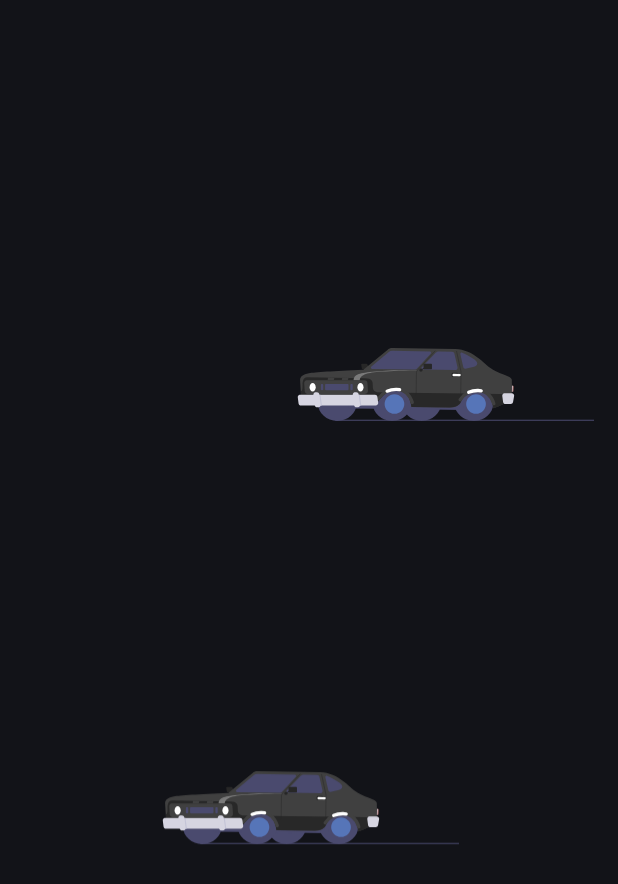
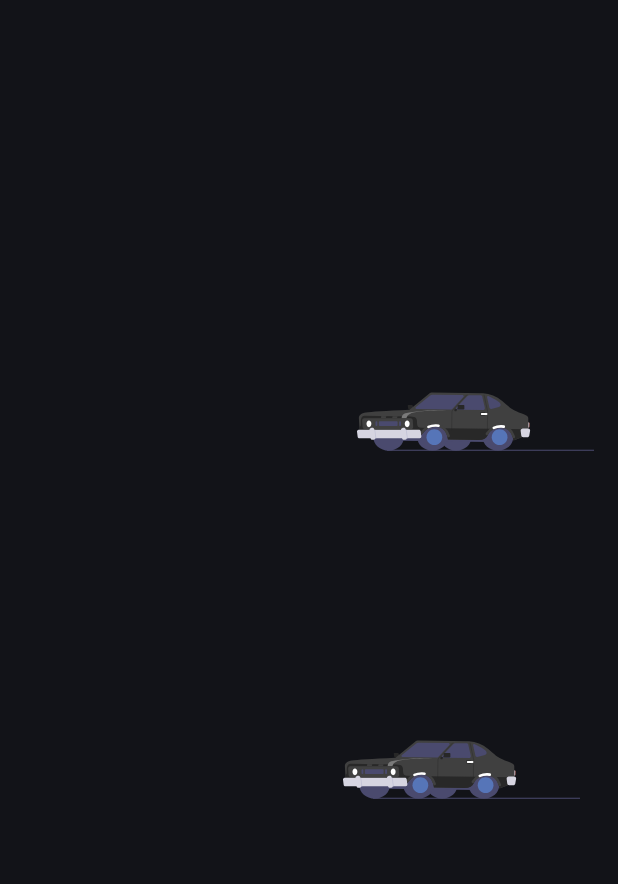
Before and after one commit to cosmin-oros/Nokia-5G-Mobile-App, an Android app built with Jetpack Compose: the SinglePlayerScreen screen opened through its navigation route, on a phone screen of 412 x 824 dp. Shown: the top 884 px of the screen. Run offline under Robolectric (Android 15) with nearby library versions, the phone set to English and light mode, and no system bars.

Commit message:
moderated speed and fixed size of cars

```diff
--- a/app/src/main/java/cosmin/dev/nokia5gmobileapp/ui/screens/main/SinglePlayerScreen.kt
+++ b/app/src/main/java/cosmin/dev/nokia5gmobileapp/ui/screens/main/SinglePlayerScreen.kt
@@ -60,7 +60,7 @@ fun SinglePlayerScreen(navController: NavController) {
             val internetSpeed = (uploadSpeed?.toFloat()?.let { downloadSpeed?.toFloat()?.plus(it) }) ?: 0f // upload speed + download speed
 
             // still way too fast and need to fix the fact that the car gets smaller
-            carWithInternetPosition += (internetSpeed / 10000f)
+            carWithInternetPosition += (internetSpeed / 100000f)
 
             delay(1000) // Delay to simulate the interval between measurements
         }
@@ -75,7 +75,7 @@ fun SinglePlayerScreen(navController: NavController) {
             val averageUploadSpeed5g = 0f
 
             // change 3f to averageDown + averageUp / 10000f
-            carWithSetSpeedPosition += 3f // Adjust the set speed as needed
+            carWithSetSpeedPosition += 0.3f // Adjust the set speed as needed
             delay(1000) // Delay to control the speed of the game loop
         }
     }
@@ -98,7 +98,7 @@ fun SinglePlayerScreen(navController: NavController) {
                 .padding(end = dynamicDistanceYourCar),
             horizontalArrangement = Arrangement.End
         ) {
-            CarAnimation(color = SharedPreferencesManager.getString("car_color", "black"))
+            CarAnimation(color = SharedPreferencesManager.getString("car_color", "black"), size = 200.dp)
         }
 
         Spacer(modifier = Modifier.height(32.dp))
@@ -109,7 +109,7 @@ fun SinglePlayerScreen(navController: NavController) {
                 .padding(end = dynamicDistance),
             horizontalArrangement = Arrangement.End
         ) {
-            CarAnimation(color = "black")
+            CarAnimation(color = "black", size = 200.dp)
         }
     }
 
--- a/app/src/main/java/cosmin/dev/nokia5gmobileapp/ui/screens/onboarding/CongratulationsScreen.kt
+++ b/app/src/main/java/cosmin/dev/nokia5gmobileapp/ui/screens/onboarding/CongratulationsScreen.kt
@@ -84,7 +84,7 @@ fun CongratulationsScreen(navController: NavController) {
 
             Spacer(modifier = Modifier.height(16.dp))
 
-            CarAnimation(color = SharedPreferencesManager.getString("car_color", "black"))
+            CarAnimation(color = SharedPreferencesManager.getString("car_color", "black"), size = 250.dp)
 
         }
 
--- a/app/src/main/java/cosmin/dev/nokia5gmobileapp/utils/CarAnimation.kt
+++ b/app/src/main/java/cosmin/dev/nokia5gmobileapp/utils/CarAnimation.kt
@@ -4,6 +4,7 @@ import androidx.compose.foundation.layout.size
 import androidx.compose.runtime.Composable
 import androidx.compose.runtime.getValue
 import androidx.compose.ui.Modifier
+import androidx.compose.ui.unit.Dp
 import androidx.compose.ui.unit.dp
 import com.airbnb.lottie.compose.LottieAnimation
 import com.airbnb.lottie.compose.LottieCompositionSpec
@@ -12,7 +13,7 @@ import com.airbnb.lottie.compose.rememberLottieComposition
 import cosmin.dev.nokia5gmobileapp.R
 
 @Composable
-fun CarAnimation(color: String) {
+fun CarAnimation(color: String, size: Dp) {
     val compositionRed by rememberLottieComposition(LottieCompositionSpec.RawRes(R.raw.car_red))
     val compositionCyan by rememberLottieComposition(LottieCompositionSpec.RawRes(R.raw.car_blue1))
     val compositionBlue by rememberLottieComposition(LottieCompositionSpec.RawRes(R.raw.car_blue2))
@@ -21,27 +22,27 @@ fun CarAnimation(color: String) {
 
     when (color) {
         "black" -> LottieAnimation(
-            modifier = Modifier.size(250.dp),
+            modifier = Modifier.size(size),
             composition = compositionBlack,
             iterations = LottieConstants.IterateForever
         )
         "blue" -> LottieAnimation(
-            modifier = Modifier.size(250.dp),
+            modifier = Modifier.size(size),
             composition = compositionBlue,
             iterations = LottieConstants.IterateForever
         )
         "cyan" -> LottieAnimation(
-            modifier = Modifier.size(250.dp),
+            modifier = Modifier.size(size),
             composition = compositionCyan,
             iterations = LottieConstants.IterateForever
         )
         "red" -> LottieAnimation(
-            modifier = Modifier.size(250.dp),
+            modifier = Modifier.size(size),
             composition = compositionRed,
             iterations = LottieConstants.IterateForever
         )
         else -> LottieAnimation(
-            modifier = Modifier.size(250.dp),
+            modifier = Modifier.size(size),
             composition = composition,
             iterations = LottieConstants.IterateForever
         )
```
